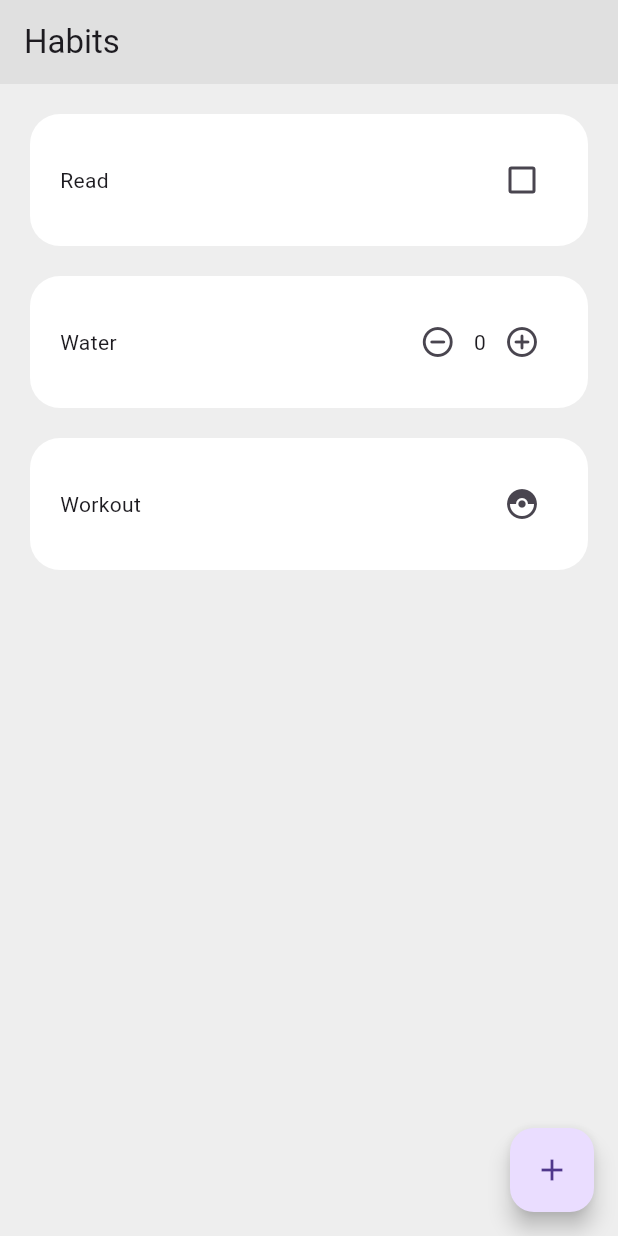
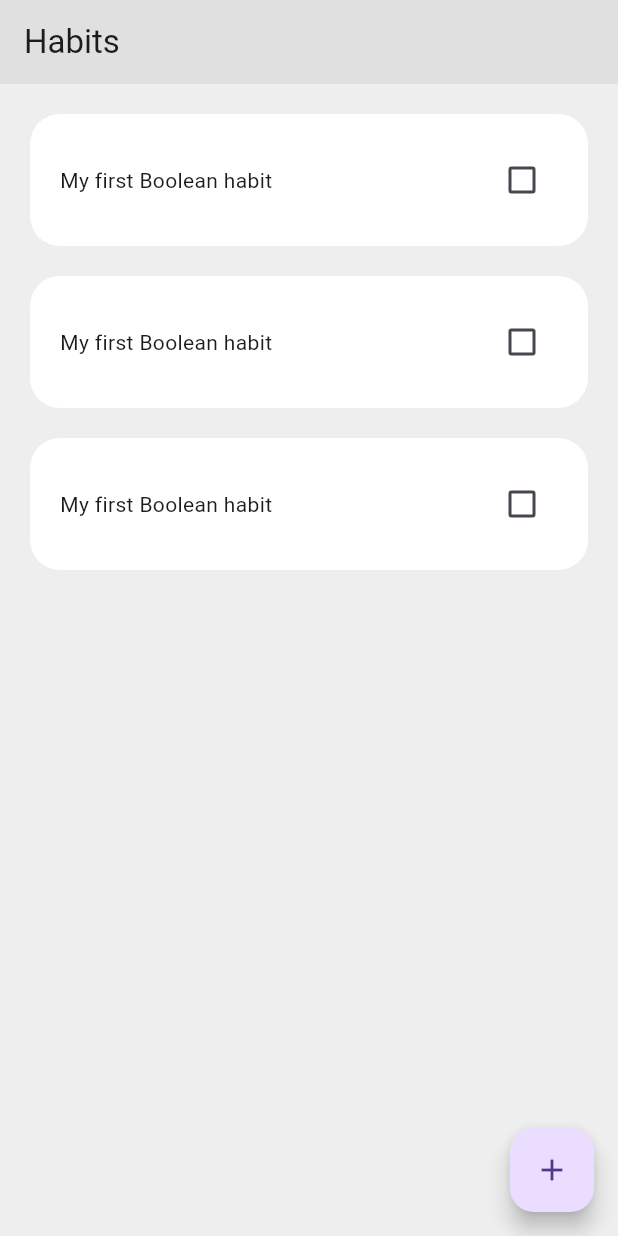
Before and after one commit to veer258/flutter_habitracker, a Flutter app: the screen it shows after launch, on a phone screen of 412 x 824 dp. Run offline on Flutter 3.47's test engine with Material 2 defaults, Android fonts, the phone set to English and light mode, and no system bars.

Commit message:
Refactor code

```diff
--- a/lib/main.dart
+++ b/lib/main.dart
@@ -1,7 +1,5 @@
 import 'package:flutter/material.dart';
-import 'package:flutter_habitracker/util/int_habit.dart';
-import 'package:flutter_habitracker/util/str_habit.dart';
-import 'package:flutter_habitracker/util/bool_habit.dart';
+import 'package:flutter_habitracker/util/habits_page.dart';
 
 void main() {
   runApp(const MainApp());
@@ -13,27 +11,12 @@ class MainApp extends StatelessWidget {
   @override
   Widget build(BuildContext context) {
     return MaterialApp(
-      theme: ThemeData(
-        useMaterial3: true,
-        appBarTheme: AppBarTheme(
-          backgroundColor: Colors.grey[300],
+        theme: ThemeData(
+          useMaterial3: true,
+          appBarTheme: AppBarTheme(
+            backgroundColor: Colors.grey[300],
+          ),
         ),
-      ),
-      home: Scaffold(
-        backgroundColor: Colors.grey[200],
-        appBar: AppBar(
-          title: Text("Habits"),
-        ),
-        body: Column(
-          children: [
-            BoolHabit(),
-            IntHabit(),
-            StrHabit(),
-          ],
-        ),
-        floatingActionButton:
-            FloatingActionButton(onPressed: () {}, child: Icon(Icons.add)),
-      ),
-    );
+        home: HabitsPage());
   }
 }
--- /dev/null
+++ b/lib/util/add_habit.dart
@@ -0,0 +1,10 @@
+import 'package:flutter/material.dart';
+
+class AddHabit extends StatelessWidget {
+  const AddHabit({super.key});
+
+  @override
+  Widget build(BuildContext context) {
+    return FloatingActionButton(onPressed: () {}, child: Icon(Icons.add));
+  }
+}
--- a/lib/util/bool_habit.dart
+++ b/lib/util/bool_habit.dart
@@ -1,9 +1,10 @@
 import 'package:flutter/material.dart';
 
 class BoolHabit extends StatefulWidget {
-  const BoolHabit({super.key});
+  @override
+  final String habitName;
+  const BoolHabit({Key? key, required this.habitName}) : super(key: key);
 
-  @override
   State<BoolHabit> createState() => _BoolHabitState();
 }
 
@@ -22,7 +23,7 @@ class _BoolHabitState extends State<BoolHabit> {
       child: Row(
         mainAxisAlignment: MainAxisAlignment.spaceBetween,
         children: [
-          Text("Read"),
+          Text(widget.habitName),
           Checkbox(
               value: isChecked,
               onChanged: (bool? value) {
--- /dev/null
+++ b/lib/util/habits_page.dart
@@ -0,0 +1,37 @@
+import "package:flutter/material.dart";
+import "package:flutter_habitracker/util/bool_habit.dart";
+import "package:flutter_habitracker/util/int_habit.dart";
+import "package:flutter_habitracker/util/str_habit.dart";
+import "package:flutter_habitracker/util/add_habit.dart";
+
+class HabitsPage extends StatefulWidget {
+  const HabitsPage({super.key});
+
+  @override
+  State<HabitsPage> createState() => _HabitsPageState();
+}
+
+class _HabitsPageState extends State<HabitsPage> {
+  List habitsList = [
+    BoolHabit(habitName: "My first Boolean habit"),
+    BoolHabit(habitName: "My first Boolean habit"),
+    BoolHabit(habitName: "My first Boolean habit"),
+  ];
+
+  @override
+  Widget build(BuildContext context) {
+    return Scaffold(
+      backgroundColor: Colors.grey[200],
+      appBar: AppBar(
+        title: Text("Habits"),
+      ),
+      body: ListView(
+        children: habitsList.map((habit) => habit as Widget).toList(),
+      ),
+      floatingActionButton: FloatingActionButton(
+        onPressed: () {},
+        child: const Icon(Icons.add),
+      ),
+    );
+  }
+}
--- a/lib/util/str_habit.dart
+++ b/lib/util/str_habit.dart
@@ -21,11 +21,7 @@ class _StrHabitState extends State<StrHabit> {
         mainAxisAlignment: MainAxisAlignment.spaceBetween,
         children: [
           Text("Workout"),
-          IconButton(
-              onPressed: () {
-                //change value
-              },
-              icon: Icon(Icons.catching_pokemon_outlined))
+          TextButton(onPressed: () {}, child: Text("Biceps"))
         ],
       ),
     );
```
